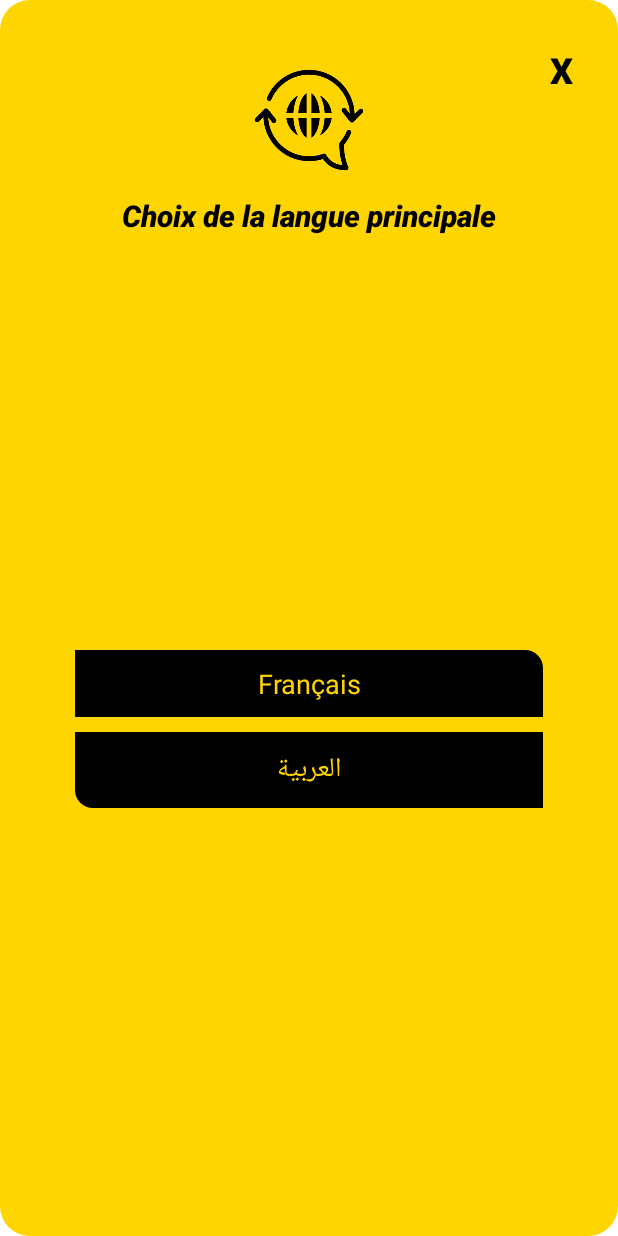
After one commit to tahajadid/MASCover, an Android app: the layout popup_dialog.xml on its own in the app's theme, with its tools: preview values and no code run, on a phone screen of 412 x 824 dp. The commit adds this screen. Run offline under Robolectric (Android 15) with nearby library versions, the phone set to English and light mode, and no system bars.

Commit message:
Add update & language popup

```diff
--- a/app/build.gradle
+++ b/app/build.gradle
@@ -16,7 +16,7 @@ android {
         minSdk 21
         targetSdk 32
         versionCode 3
-        versionName "0.2.0"
+        versionName "0.1.1"
 
         testInstrumentationRunner "androidx.test.runner.AndroidJUnitRunner"
     }
--- a/app/src/main/java/tahadeta/example/mascover/util/Session.kt
+++ b/app/src/main/java/tahadeta/example/mascover/util/Session.kt
@@ -4,3 +4,4 @@ import tahadeta.example.mascover.data.Wallpaper
 
 internal var isFrench = "fr"
 internal var listFavourite:  MutableList<Wallpaper> = ArrayList()
+internal var updateShown = false
--- /dev/null
+++ b/app/src/main/res/drawable/bottom_arab_angle.xml
@@ -0,0 +1,10 @@
+<?xml version="1.0" encoding="utf-8"?>
+<ripple xmlns:android="http://schemas.android.com/apk/res/android"
+    android:color="#7E7E7E">
+    <item>
+        <shape android:shape="rectangle" xmlns:android="http://schemas.android.com/apk/res/android">
+            <solid android:color="@color/black"/>
+            <corners android:bottomLeftRadius="12dp"/>
+        </shape>
+    </item>
+</ripple>
--- /dev/null
+++ b/app/src/main/res/drawable/yellow_rounded.xml
@@ -0,0 +1,10 @@
+<?xml version="1.0" encoding="utf-8"?>
+<ripple xmlns:android="http://schemas.android.com/apk/res/android"
+    android:color="#957C01">
+    <item>
+        <shape android:shape="rectangle" xmlns:android="http://schemas.android.com/apk/res/android">
+            <corners android:radius="20dp"/>
+            <solid android:color="@color/main_yellow"/>
+        </shape>
+    </item>
+</ripple>
--- /dev/null
+++ b/app/src/main/res/layout/popup_dialog.xml
@@ -0,0 +1,96 @@
+<?xml version="1.0" encoding="utf-8"?>
+<androidx.constraintlayout.widget.ConstraintLayout xmlns:android="http://schemas.android.com/apk/res/android"
+    xmlns:tools="http://schemas.android.com/tools"
+    android:layout_width="match_parent"
+    android:layout_height="match_parent"
+    xmlns:app="http://schemas.android.com/apk/res-auto"
+    android:padding="20dp"
+    android:id="@+id/view"
+    android:background="@drawable/yellow_rounded"
+    android:fitsSystemWindows="true">
+
+    <TextView
+        android:id="@+id/dimiss_tv"
+        android:layout_width="wrap_content"
+        android:layout_height="wrap_content"
+        android:fontFamily="sans-serif-black"
+        android:text="X"
+        android:textColor="@color/black"
+        android:padding="10dp"
+        android:textSize="24sp"
+        android:textStyle="bold"
+        app:layout_constraintEnd_toEndOf="parent"
+        app:layout_constraintTop_toTopOf="parent" />
+
+    <ImageView
+        android:id="@+id/top_image"
+        android:layout_width="80dp"
+        android:layout_height="80dp"
+        android:layout_marginTop="20dp"
+        android:src="@drawable/translation"
+        app:layout_constraintEnd_toEndOf="parent"
+        app:layout_constraintStart_toStartOf="parent"
+        app:layout_constraintTop_toTopOf="parent" />
+
+    <TextView
+        android:id="@+id/title"
+        android:layout_width="wrap_content"
+        android:layout_height="wrap_content"
+        android:layout_marginTop="10dp"
+        android:fontFamily="sans-serif-black"
+        android:text="Choix de la langue principale"
+        android:textAlignment="center"
+        android:textColor="@color/black"
+        android:textSize="20sp"
+        android:textStyle="italic"
+        app:layout_constraintEnd_toEndOf="parent"
+        app:layout_constraintStart_toStartOf="parent"
+        app:layout_constraintTop_toBottomOf="@id/top_image" />
+
+
+    <androidx.constraintlayout.widget.ConstraintLayout
+        android:layout_width="match_parent"
+        android:layout_height="wrap_content"
+        app:layout_constraintBottom_toBottomOf="parent"
+        app:layout_constraintEnd_toEndOf="parent"
+        app:layout_constraintStart_toStartOf="parent"
+        app:layout_constraintTop_toBottomOf="@+id/title">
+
+        <TextView
+            android:id="@+id/frensh_Btn"
+            android:layout_width="0dp"
+            android:layout_height="wrap_content"
+            android:layout_marginHorizontal="30dp"
+            android:layout_marginVertical="10dp"
+            android:background="@drawable/bottom_one_angle_black"
+            android:gravity="bottom|center_horizontal"
+            android:padding="10dp"
+            android:text="Français"
+            android:textColor="@color/main_yellow"
+            android:textSize="18sp"
+            app:layout_constraintEnd_toEndOf="parent"
+            app:layout_constraintStart_toStartOf="parent"
+            app:layout_constraintTop_toTopOf="parent" />
+
+        <TextView
+            android:id="@+id/arab_Btn"
+            android:layout_width="0dp"
+            android:layout_height="wrap_content"
+            android:layout_marginHorizontal="30dp"
+            android:layout_marginVertical="10dp"
+            android:background="@drawable/bottom_arab_angle"
+            android:gravity="bottom|center_horizontal"
+            android:padding="10dp"
+            android:text="العربية"
+            android:textColor="@color/main_yellow"
+            android:textSize="18sp"
+            app:layout_constraintEnd_toEndOf="parent"
+            app:layout_constraintStart_toStartOf="parent"
+            app:layout_constraintTop_toBottomOf="@+id/frensh_Btn" />
+
+
+
+    </androidx.constraintlayout.widget.ConstraintLayout>
+
+
+</androidx.constraintlayout.widget.ConstraintLayout>
--- a/app/src/main/res/values/strings.xml
+++ b/app/src/main/res/values/strings.xml
@@ -15,5 +15,8 @@
     <string name="lock">Verrouillage</string>
     <string name="both">Acceuil et Verrouillage</string>
     <string name="choiceLangue">Choix de la langue</string>
+    <string name="goUpdate">Mettre à jour</string>
+    <string name="newVersion">Nouvelle version sur le Store</string>
+    <string name="cancel">Annuler</string>
 
 </resources>
```
Also changed, not shown: app/src/main/java/tahadeta/example/mascover/MainActivity.kt (+31 -0 lines), app/src/main/java/tahadeta/example/mascover/ui/home/HomeFragment.kt (+51 -0 lines), app/src/main/res/drawable/bottom_cancel_angle.xml (added, +10 -0 lines), app/src/main/res/layout/update_popup_dialog.xml (added, +83 -0 lines), app/src/main/res/drawable-v24/translation.png (added), app/src/main/res/drawable-v24/update.png (added), 2 other files.
